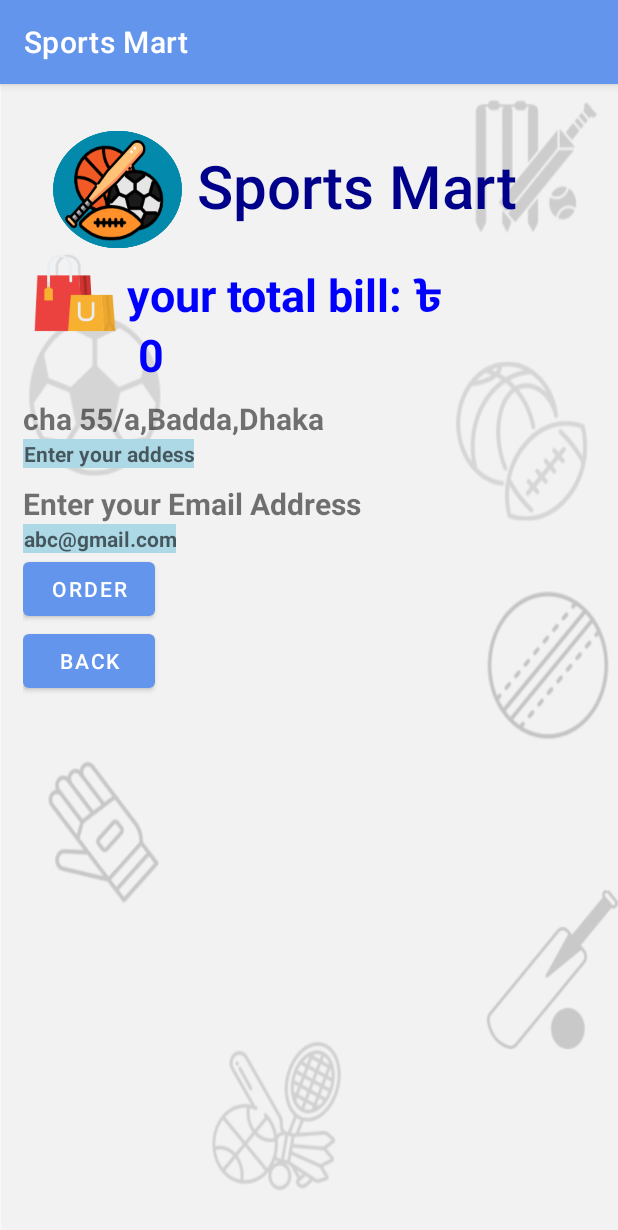
After one commit to Tamanna-Afrose/Android_group5, an Android app: the PaymentActivity screen opened directly, with no data from a screen before it, on a phone screen of 412 x 824 dp. The commit adds this screen. Shown: the top 1230 px of the screen. Run offline under Robolectric (Android 15) with nearby library versions, the phone set to English and light mode, and no system bars.

Commit message:
pyment feature added

```diff
--- a/app/src/main/AndroidManifest.xml
+++ b/app/src/main/AndroidManifest.xml
@@ -12,6 +12,13 @@
         android:supportsRtl="true"
         android:theme="@style/Theme.Sports_Mart"
         tools:targetApi="31">
+        <activity
+            android:name=".PaymentActivity"
+            android:exported="false">
+            <meta-data
+                android:name="android.app.lib_name"
+                android:value="" />
+        </activity>
         <activity
             android:name=".CricketActivity"
             android:exported="false">
--- a/app/src/main/java/com/example/sports_mart/CricketActivity.kt
+++ b/app/src/main/java/com/example/sports_mart/CricketActivity.kt
@@ -1,6 +1,7 @@
 package com.example.sports_mart
 
 import android.annotation.SuppressLint
+import android.content.Intent
 import android.os.Bundle
 import android.util.Log
 import android.widget.Toast
@@ -10,6 +11,7 @@ import com.example.sports_mart.databinding.ActivityCricketBinding
 var quantity: Int = 1
 var productCost: Int = 0
 var totalCost: Int = 0
+var shoppingBill=0
 class CricketActivity : AppCompatActivity() {
     private lateinit var binding: ActivityCricketBinding
     @SuppressLint("SuspiciousIndentation")
@@ -152,8 +154,15 @@ class CricketActivity : AppCompatActivity() {
         binding.confirm.setOnClickListener {
             bill(productCost)
             binding.cost.text = "$quantity product \nCosts " + totalCost.toString()
+            shoppingBill= shoppingBill+ totalCost
             quantity = 1;
             binding.quantity.text = quantity.toString()
+        }
+        binding.bill.setOnClickListener {
+            Log.i("Cricket", "$shoppingBill")
+            val intent = Intent(this, PaymentActivity::class.java)
+
+            startActivity(intent)
         }
     }
     fun bill(productCost: Int) {
--- /dev/null
+++ b/app/src/main/java/com/example/sports_mart/PaymentActivity.kt
@@ -0,0 +1,49 @@
+package com.example.sports_mart
+
+import android.annotation.SuppressLint
+import android.content.Intent
+import androidx.appcompat.app.AppCompatActivity
+import android.os.Bundle
+import android.widget.Toast
+import com.example.sports_mart.databinding.ActivityPaymentBinding
+
+class PaymentActivity : AppCompatActivity() {
+    private lateinit var binding: ActivityPaymentBinding
+    @SuppressLint("StringFormatMatches")
+    override fun onCreate(savedInstanceState: Bundle?) {
+        super.onCreate(savedInstanceState)
+        binding = ActivityPaymentBinding.inflate(layoutInflater)
+        setContentView(binding.root)
+        binding.paymentShow.text= getString(R.string.totalBill,shoppingBill )
+        binding.orderButton.setOnClickListener {
+            val email= binding.email.text
+            if(email == null)
+            {
+                val toast = Toast.makeText(
+                    applicationContext, R.string.mailToast, Toast.LENGTH_SHORT
+                )
+                toast.show()
+            }
+            val address= binding.address.text
+            if(address == null)
+            {
+                val toast = Toast.makeText(
+                    applicationContext, R.string.addressToast, Toast.LENGTH_SHORT
+                )
+                toast.show()
+            }
+            if(email!=null && address!=null)
+            {
+                val toast = Toast.makeText(
+                    applicationContext, R.string.confirmOrder, Toast.LENGTH_SHORT
+                )
+                toast.show()
+            }
+        }
+        binding.backButotn.setOnClickListener {
+            val intent = Intent(this, MainActivity::class.java)
+
+            startActivity(intent)
+        }
+    }
+}
--- /dev/null
+++ b/app/src/main/res/layout/activity_payment.xml
@@ -0,0 +1,114 @@
+<?xml version="1.0" encoding="utf-8"?>
+<androidx.constraintlayout.widget.ConstraintLayout xmlns:android="http://schemas.android.com/apk/res/android"
+    xmlns:app="http://schemas.android.com/apk/res-auto"
+    xmlns:tools="http://schemas.android.com/tools"
+    android:layout_width="match_parent"
+    android:layout_height="match_parent"
+    android:background="@drawable/background"
+    android:padding="15dp"
+    tools:context=".PaymentActivity">
+    <ImageView
+        android:id="@+id/logo"
+        android:layout_width="86dp"
+        android:layout_height="79dp"
+        android:layout_marginLeft="20dp"
+        android:layout_marginTop="15dp"
+        app:layout_constraintStart_toStartOf="parent"
+        app:layout_constraintTop_toTopOf="parent"
+        app:srcCompat="@drawable/blue_logo" />
+
+    <TextView
+        android:id="@+id/appName"
+        android:layout_width="wrap_content"
+        android:layout_height="wrap_content"
+        android:layout_marginLeft="10dp"
+        android:layout_marginTop="25dp"
+        android:fontFamily="sans-serif-medium"
+        android:text="@string/app_name"
+        android:textAppearance="@style/TextAppearance.AppCompat.Display1"
+        android:textColor="@color/DarkBlue"
+        android:textSize="40sp"
+        app:layout_constraintStart_toEndOf="@+id/logo"
+        app:layout_constraintTop_toTopOf="parent" />
+
+    <TextView
+        android:id="@+id/paymentShow"
+        android:layout_width="wrap_content"
+        android:layout_height="wrap_content"
+        android:text="TextView"
+        android:textSize="30sp"
+        android:layout_marginTop="10dp"
+        android:textColor="@color/Blue"
+        android:textStyle="bold"
+        app:layout_constraintStart_toEndOf="@+id/bag"
+        app:layout_constraintTop_toBottomOf="@+id/logo" />
+
+    <ImageView
+        android:id="@+id/bag"
+        android:layout_width="69dp"
+        android:layout_height="59dp"
+        app:layout_constraintStart_toStartOf="parent"
+        app:layout_constraintTop_toBottomOf="@+id/logo"
+        app:srcCompat="@drawable/shopping_bag" />
+    <TextView
+        android:id="@+id/adressText"
+        android:layout_width="wrap_content"
+        android:layout_height="wrap_content"
+        android:text="@string/Adress"
+        android:textSize="20sp"
+        android:layout_marginTop="40dp"
+        android:textStyle="bold"
+        app:layout_constraintStart_toStartOf="@+id/bag"
+        app:layout_constraintTop_toBottomOf="@+id/bag" />
+    <EditText
+        android:id="@+id/address"
+        android:layout_width="wrap_content"
+        android:layout_height="wrap_content"
+        android:background="@color/LightBlue"
+        android:hint="@string/addressText"
+        android:inputType="textPostalAddress"
+        android:textAlignment="center"
+        android:textAppearance="@style/TextAppearance.AppCompat.Body1"
+        android:textColor="@color/black"
+        android:textStyle="bold"
+        app:layout_constraintStart_toStartOf="parent"
+        app:layout_constraintTop_toBottomOf="@+id/adressText" />
+    <TextView
+        android:id="@+id/emailText"
+        android:layout_width="wrap_content"
+        android:layout_height="wrap_content"
+        android:text="@string/EmailText"
+        android:textSize="20sp"
+        android:layout_marginTop="10dp"
+        android:textStyle="bold"
+        app:layout_constraintStart_toStartOf="@+id/bag"
+        app:layout_constraintTop_toBottomOf="@+id/address" />
+    <EditText
+        android:id="@+id/email"
+        android:layout_width="wrap_content"
+        android:layout_height="wrap_content"
+        android:background="@color/LightBlue"
+        android:hint="@string/email"
+        android:inputType="textEmailAddress"
+        android:textAlignment="center"
+        android:textAppearance="@style/TextAppearance.AppCompat.Body1"
+        android:textColor="@color/black"
+        android:textStyle="bold"
+        app:layout_constraintStart_toStartOf="parent"
+        app:layout_constraintTop_toBottomOf="@+id/emailText" />
+
+    <Button
+        android:id="@+id/orderButton"
+        android:layout_width="wrap_content"
+        android:layout_height="wrap_content"
+        android:text="Order"
+        app:layout_constraintStart_toStartOf="parent"
+        app:layout_constraintTop_toBottomOf="@+id/email"/>
+    <Button
+        android:id="@+id/backButotn"
+        android:layout_width="wrap_content"
+        android:layout_height="wrap_content"
+        android:text="Back"
+        app:layout_constraintStart_toStartOf="parent"
+        app:layout_constraintTop_toBottomOf="@+id/orderButton"/>
+</androidx.constraintlayout.widget.ConstraintLayout>
--- a/app/src/main/res/values/strings.xml
+++ b/app/src/main/res/values/strings.xml
@@ -43,4 +43,12 @@
     <string name="quantityToast">Item Added</string>
     <string name="marqueeText">Click on Item Image to Shop</string>
     <string name="itemSelectToast">Item selected,\n choose amount and check confirm to order</string>
+    <string name="totalBill">your total bill: ৳ \n %s</string>
+    <string name="Adress">cha 55/a,Badda,Dhaka</string>
+    <string name="email">abc@gmail.com</string>
+    <string name="addressText">Enter your addess</string>
+    <string name="EmailText">Enter your Email Address</string>
+    <string name="mailToast">please enter email address</string>
+    <string name="addressToast">please enter email address</string>
+    <string name="confirmOrder">Order Confirmed</string>
 </resources>
```
Also changed, not shown: app/src/main/res/drawable/shopping_bag.png (added).
